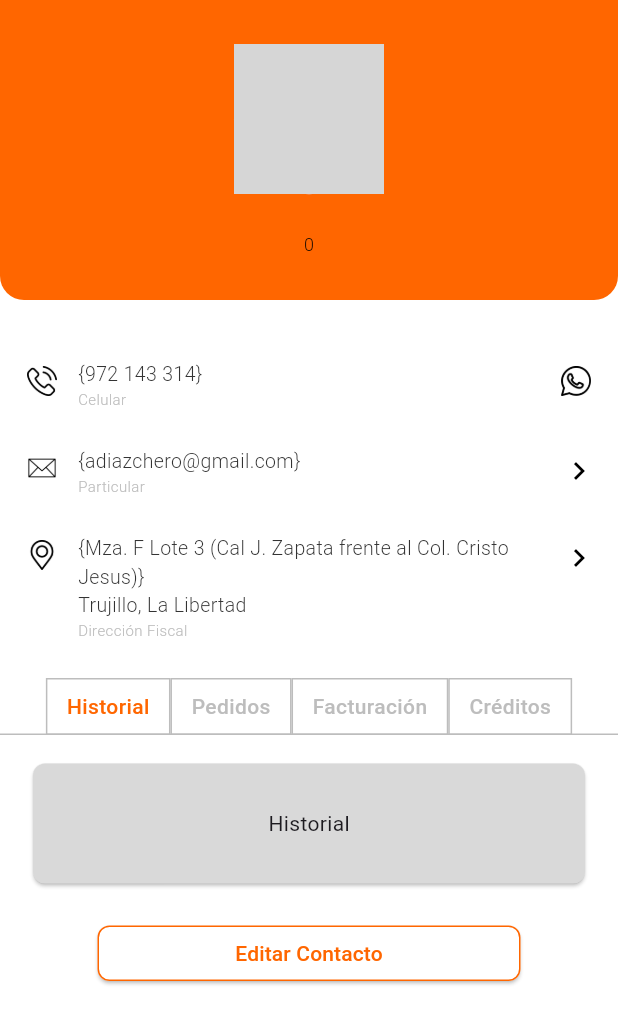
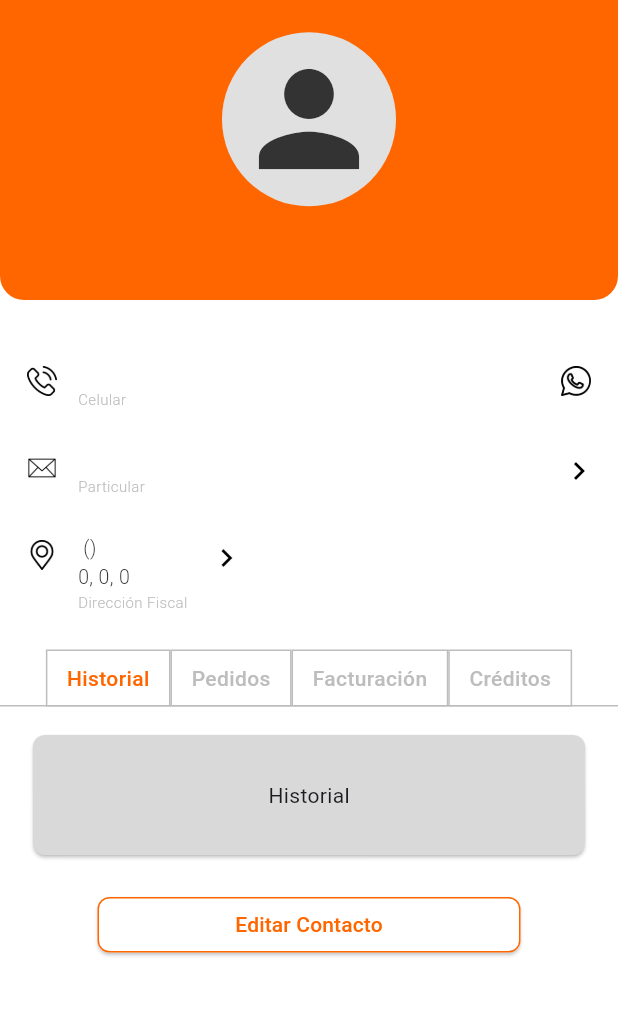
Before and after one commit to digitech-corp/SIGAB, a Flutter app: the EditCustomerScreen screen opened directly with empty values, on a phone screen of 412 x 824 dp. Shown: the top 1024 px of the screen. Run offline on Flutter 3.47's test engine with Material 3 defaults, Android fonts, the phone set to English and light mode, and no system bars; network calls fail; Roboto replaces fonts that are missing (Montserrat); grey boxes are pictures that could not be loaded.

Commit message:
Implementación de Models de datos, uso de api completa para listar clientes y limpieza de código

```diff
--- a/lib/models/customer.dart
+++ b/lib/models/customer.dart
@@ -6,6 +6,9 @@ class Customer {
   String customerAddress;
   String customerReference;
   int idCompany;
+  int idDepartment;
+  int idProvince;
+  int idDistrict;
 
   Customer({
     required this.customerName,
@@ -15,6 +18,9 @@ class Customer {
     required this.customerAddress,
     required this.customerReference,
     required this.idCompany,
+    required this.idDepartment,
+    required this.idProvince,
+    required this.idDistrict,
   });
 
   factory Customer.fromJson(Map<String, dynamic> json) {
@@ -26,6 +32,9 @@ class Customer {
       customerAddress: (json['customerAddress'] ?? '').toString(),
       customerReference: (json['customerReference'] ?? '').toString(),
       idCompany: int.tryParse(json['idCompany'].toString()) ?? 0,
+      idDepartment: int.tryParse(json['idDepartment'].toString()) ?? 0,
+      idProvince: int.tryParse(json['idProvince'].toString()) ?? 0,
+      idDistrict: int.tryParse(json['idDistrict'].toString()) ?? 0,
     );
   }
 }
--- a/lib/screens/modulo_clientes/edit_customer_screen.dart
+++ b/lib/screens/modulo_clientes/edit_customer_screen.dart
@@ -1,11 +1,16 @@
 import 'package:flutter/material.dart';
-import 'customer_screen.dart';
+
 import 'package:balanced_foods/models/customer.dart';
 
 class EditCustomerScreen extends StatelessWidget {
-  final Customer persona;
+  final Customer customer;
+  final String companyName;
 
-  const EditCustomerScreen({Key? key, required this.persona}) : super(key: key);
+  const EditCustomerScreen({
+    Key? key,
+    required this.customer,
+    required this.companyName,
+  }) : super(key: key);
 
   @override
   Widget build(BuildContext context) {
@@ -21,32 +26,26 @@ class EditCustomerScreen extends StatelessWidget {
           child: AppBar(
             toolbarHeight: double.infinity,
             automaticallyImplyLeading: false,
-            backgroundColor: const Color(0xFFFF6600),
+            backgroundColor: AppColors.orange,
             title: Center(
               child: Column(
                 children: [
                   CircleAvatar(
-                    radius: 50,
-                    backgroundImage: NetworkImage(persona.customerImage),
+                    radius: 58,
+                    backgroundImage: customer.customerImage.isNotEmpty
+                        ? NetworkImage(customer.customerImage)
+                        : null,
+                    backgroundColor: Colors.grey[300],
+                    child: customer.customerImage.isEmpty
+                        ? Icon(
+                            Icons.person,
+                            size: 100,
+                            color: AppColors.gris,
+                          )
+                        : null,
                   ),
-                  Text(
-                    persona.customerName,
-                    style: TextStyle(
-                      fontFamily: 'Montserrat',
-                      fontSize: 20,
-                      fontWeight: FontWeight.w500,
-                      color: Colors.white
-                    )
-                  ),
-                  Text(
-                    persona.idCompany.toString(),
-                    style: TextStyle(
-                      fontFamily: 'Montserrat',
-                      fontSize: 12,
-                      fontWeight: FontWeight.w300,
-                      color: Colors.black
-                    )
-                  ),
+                  Text(customer.customerName, style: AppTextStyles.name),
+                  Text(companyName, style: AppTextStyles.company),
                 ],
               ),
             ),
@@ -82,23 +81,12 @@ class EditCustomerScreen extends StatelessWidget {
                     children: [
                       const SizedBox(height: 10),
                       Text(
-                        '{972 143 314}',
-                        style: TextStyle(
-                          fontFamily: 'Montserrat',
-                          fontSize: 13,
-                          fontWeight: FontWeight.w300,
-                          color: Color(0xFF333333),
-                        ),
+                        customer.customerPhone.length == 9
+                        ? '${customer.customerPhone.substring(0, 3)} ${customer.customerPhone.substring(3, 6)} ${customer.customerPhone.substring(6)}'
+                        : customer.customerPhone,
+                        style: AppTextStyles.customerData
                       ),
-                      Text(
-                        'Celular',
-                        style: TextStyle(
-                          fontFamily: 'Montserrat',
-                          fontSize: 10,
-                          fontWeight: FontWeight.w300,
-                          color: Color(0xFFBDBDBD),
-                        ),
-                      )
+                      Text('Celular', style: AppTextStyles.subtitle),
                     ],
                   ),
                   Spacer(),
@@ -146,24 +134,8 @@ class EditCustomerScreen extends StatelessWidget {
                     crossAxisAlignment: CrossAxisAlignment.start,
                     children: [
                       const SizedBox(height: 10),
-                      Text(
-                        '{adiazchero@gmail.com}',
-                        style: TextStyle(
-                          fontFamily: 'Montserrat',
-                          fontSize: 13,
-                          fontWeight: FontWeight.w300,
-                          color: Color(0xFF333333),
-                        ),
-                      ),
-                      Text(
-                        'Particular',
-                        style: TextStyle(
-                          fontFamily: 'Montserrat',
-                          fontSize: 10,
-                          fontWeight: FontWeight.w300,
-                          color: Color(0xFFBDBDBD),
-                        ),
-                      )
+                      Text(customer.customerEmail, style: AppTextStyles.customerData),
+                      Text('Particular', style: AppTextStyles.subtitle),
                     ],
                   ),
                   Spacer(),
@@ -216,33 +188,15 @@ class EditCustomerScreen extends StatelessWidget {
                       children: [
                         const SizedBox(height: 10),
                         Text(
-                          '{Mza. F Lote 3 (Cal J. Zapata frente al Col. Cristo Jesus)}',
-                          style: const TextStyle(
-                            fontFamily: 'Montserrat',
-                            fontSize: 13,
-                            fontWeight: FontWeight.w300,
-                            color: Color(0xFF333333),
-                          ),
+                          '${customer.customerAddress} (${customer.customerReference})',
+                          style: AppTextStyles.customerData,
                           softWrap: true,
                         ),
                         Text(
-                          'Trujillo, La Libertad',
-                          style: TextStyle(
-                            fontFamily: 'Montserrat',
-                            fontSize: 13,
-                            fontWeight: FontWeight.w300,
-                            color: Color(0xFF333333),
-                          ),
+                          '${customer.idDepartment}, ${customer.idProvince}, ${customer.idDistrict}',
+                          style: AppTextStyles.customerData
                         ),
-                        Text(
-                          'Dirección Fiscal',
-                          style: TextStyle(
-                            fontFamily: 'Montserrat',
-                            fontSize: 10,
-                            fontWeight: FontWeight.w300,
-                            color: Color(0xFFBDBDBD),
-                          ),
-                        )
+                        Text('Dirección Fiscal', style: AppTextStyles.subtitle),
                       ],
                     ),
                   ),
@@ -286,20 +240,12 @@ class EditCustomerScreen extends StatelessWidget {
                       shape: RoundedRectangleBorder(
                         borderRadius: BorderRadius.circular(8),
                         side: BorderSide(
-                          color: Color(0xFFFF6600),
+                          color: AppColors.orange,
                           width: 1,
                         ),
                       ),
                     ),
-                    child: const Text(
-                      'Editar Contacto',
-                      style: TextStyle(
-                        fontFamily: 'Montserrat',
-                        fontSize: 14,
-                        color: Color(0xFFFF6600),
-                        fontWeight: FontWeight.w500,
-                      ),
-                    ),
+                    child: Text('Editar Contacto', style: AppTextStyles.btn),
                   ),
                 ),
                 const SizedBox(height: 20),
@@ -347,26 +293,19 @@ class _RecordCardState extends State<RecordCard> {
                         ? null
                         : null,
                       border: isSelected
-                          ? Border.all(color: const Color(0xFFBDBDBD))
-                          : Border.all(color: Color(0xFFBDBDBD)),
+                          ? Border.all(color: AppColors.lightGris)
+                          : Border.all(color: AppColors.lightGris),
                     ),
                     child: Text(
                       _titulos[index],
-                      style: TextStyle(
-                        fontFamily: 'Montserrat',
-                        fontSize: 14,
-                        fontWeight: FontWeight.w500,
-                        color: isSelected
-                        ? const Color(0xFFFF6600)
-                        : const Color(0xFFBDBDBD),
-                      ),
+                       style: AppTextStyles.titleCards(isSelected),
                     ),
                   ),
                 );
               }),
             ),
           ),
-          const Divider(color: Color(0xFFBDBDBD), thickness: 1.0, height: 0,),
+          const Divider(color: AppColors.lightGris, thickness: 1.0, height: 0,),
           const SizedBox(height: 15),
           Padding(
             padding: const EdgeInsets.symmetric(horizontal: 18.0),
@@ -494,3 +433,30 @@ class _RecordCardState extends State<RecordCard> {
     );
   }
 }
+
+class AppTextStyles {
+  static const base = TextStyle(
+    fontFamily: 'Montserrat',
+    fontWeight: FontWeight.w300,
+    fontSize: 13,
+    color: AppColors.gris
+  );
+  static final name = base.copyWith(fontSize: 20,fontWeight: FontWeight.w500,color: Colors.white);
+  static final company = base.copyWith(fontSize: 12,color: Colors.black);
+  static final customerData = base.copyWith();
+  static final subtitle = base.copyWith(fontSize: 10, color: AppColors.lightGris);
+  static final btn = base.copyWith(fontSize: 14, fontWeight: FontWeight.w500, color: AppColors.orange);
+  static TextStyle titleCards(bool isSelected) {
+    return base.copyWith(
+      fontSize: 14,
+      fontWeight: FontWeight.w500,
+      color: isSelected ? AppColors.orange : AppColors.lightGris,
+    );
+  }
+}
+
+class AppColors {
+  static const orange = Color(0xFFFF6600);
+  static const gris = Color(0xFF333333);
+  static const lightGris = Color(0xFFBDBDBD);
+}
```
Also changed, not shown: lib/models/company.dart (added, +22 -0 lines), lib/models/department.dart (added, +16 -0 lines), lib/models/district.dart (added, +19 -0 lines), lib/models/province.dart (added, +19 -0 lines), lib/screens/modulo_clientes/customer_screen.dart (+100 -91 lines), assets/images/default_avatar.png (added).
